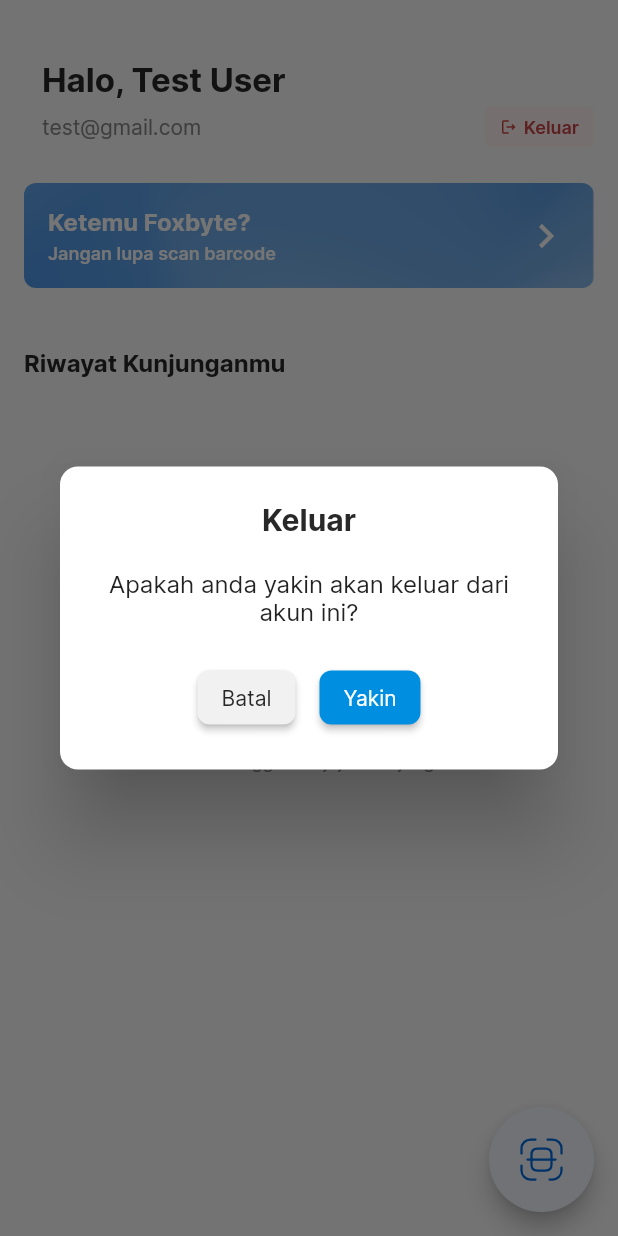
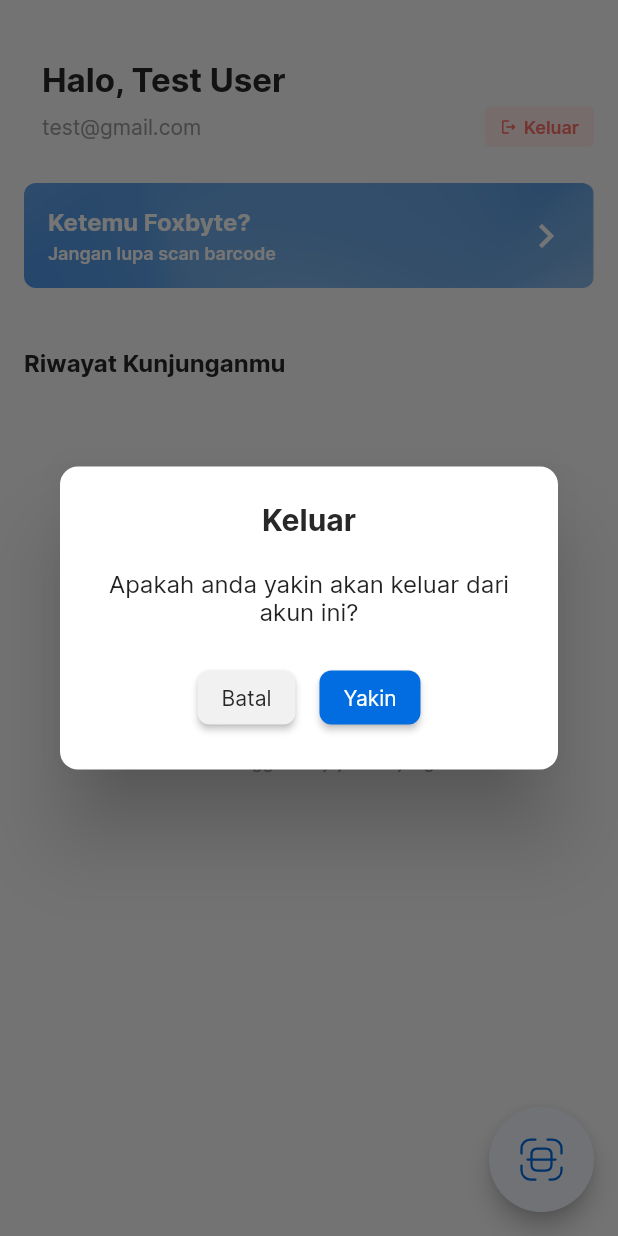
Before and after one commit to Roogry/foxbyte-event, a Flutter app: the HomePage screen opened directly, after a tap on "Keluar", on a phone screen of 412 x 824 dp. Run offline on Flutter 3.47's test engine with Material 2 defaults, Android fonts, the phone set to English and light mode, and no system bars; our stand-ins replace cloud_firestore, firebase_auth, firebase_core, flutter_svg, get, google_sign_in; missing offline and left inert: maps_launcher, qr_code_scanner; accounts and stored records are empty.

Commit message:
fix: remove unused color

```diff
--- a/lib/services/color_config.dart
+++ b/lib/services/color_config.dart
@@ -1,65 +1,19 @@
 import 'package:flutter/material.dart';
 
 class ColorConfig{
-  static const primaryColor = Color(0xFF008FE0);
-  static const primaryDarkColor = Color(0xFF008FE0);
-  static const primarySoftSecondColor = Color(0xFF26AFFC);
-  static const bgPrimary = Color(0xFFD4F5FF);
+  static const primaryColor = Color(0xFF026DE1);
+  static const primaryDarkColor = Color(0xFF0761C0);
+  static const white = Color(0xFFFFFFFF);
   static const black = Color(0xFF000000);
-  static const blackText = Color(0xFF282828);
-  static const darkText = Color(0xFF28293D);
-  static const greyText = Color(0xFF888888);
+  static const grey = Color(0xFFE7E7E7);
   static const greyImage = Color(0xFF5F5F5F);
   static const placeholderText = Color(0xFFA2A2A2);
-  static const borderPrimary = primaryColor;
-  static const borderLightPrimary = Color(0xFFDCE6FF);
   static const borderLightGrey = Color(0xFFF1F1F1);
-  static const rippleLightGrey = Color(0xFFF8F8F8);
-  static const headerColor = primaryColor;
-  static const white = Color(0xFFFFFFFF);
   static const lightBlueBackground = Color(0xFFF5F9FF);
-  static const greencolor = Color(0xFF39D98A);
-  static const greenButton = Color(0xFF00B45B);
-  static const darkGreenButton = Color(0xFF00984D);
-  static const snackbarGreen = Color(0xFF00B45B);
-  static const blueGel = Color(0xFFF5F9FF);
-  static const orange = Color(0xFFF2994A);
-  static const redLight = Color(0xFFFFF3F3);
-  static const redBorder = Color(0xFFEEBEBE);
-  static const greenLight = Color(0xFFF3FFF4);
-  static const greenBorder = Color(0xFFBEEEC0);
-  static const blue = Color(0xFF008FE0);
+  static const red = Color(0xFFFF6F67);
+  static const redLight = Color(0xFFFFEBEA);
 
-  static const pink = Color(0xFFEC7AAB);
-  static const yellow = Color(0xFFFEB82B);
-  static const readColor = Color(0xFF81D127);
-  static const unreadColor = Color(0xFFF86060);
-  static const online = Color(0xFF40D025);
-  static const backProfile = Color(0xFFFAFAFA);
-  static const shadowText = Color(0xFF8F8F8F);
-  static const shadowImage = Color(0xFFE0E0E0);
+  static const blackText = Color(0xFF282828);
   static const hintText = Color(0xFFACACAC);
-  static const backOtp = Color(0xFFF3F3F3);
-  static const shadow = Color(0xFFF6F6F6);
-  static const blackFont = Color(0xFF545454);
-  static const tabColor = Color(0xFF02B8A1);
-  static const indicatorTab = Color(0xFFFF7707);
-  static const notSelectedIndicator = Color(0xFF84DAE0);
-  static const tabProduct = Color(0xFFC8EAE6);
-  static const minimum = Color(0xFFCBDDED);
-  static const red = Color(0xFFCA4646);
-  static const accent = Color(0xFFF0652D);
-  static const grey = Color(0xFFE7E7E7);
-  static const greyPromo = Color(0xFFF0F0F0);
-  static const darkTextPromo = Color(0xFF909090);
-  static const redTextDiscount = Color(0xFFa83240);
-  static const blackLabel = Colors.black54;
-  static const statusBar = primaryDarkColor;
-  // static const redLight = Color(0xFFFC5050);
-  static const redSoft = Color(0xFFFD9696);
-  static const greenAdd = Color(0xFF00CF53);
-  static const greenSoft = Color(0xFF25B822);
-  static const redRemove = Color(0xFFFF4949);
-  static const lightAccent = Color(0xFFffc499);
-  static const border = Color(0xFFE5E5E5);
+  static const greyText = Color(0xFF9A9A9A);
 }
--- a/lib/utils/helper.dart
+++ b/lib/utils/helper.dart
@@ -42,7 +42,7 @@ class Helper {
       Offset? offset}) {
     return [
       BoxShadow(
-          color: color ?? ColorConfig.blackLabel,
+          color: color ?? ColorConfig.blackText,
           blurRadius: blurRadius ?? 1,
           offset: offset ?? const Offset(1.0, 1.0),
           blurStyle: blurStyle ?? BlurStyle.normal,
@@ -166,7 +166,7 @@ class Helper {
                     style: ElevatedButton.styleFrom(
                       shape: const RoundedRectangleBorder(
                           borderRadius: BorderRadius.all(Radius.circular(16))),
-                      primary: buttonColor ?? ColorConfig.accent,
+                      primary: buttonColor ?? ColorConfig.primaryColor,
                     ),
                     onPressed: () {
                       Navigator.of(context).pop();
```
